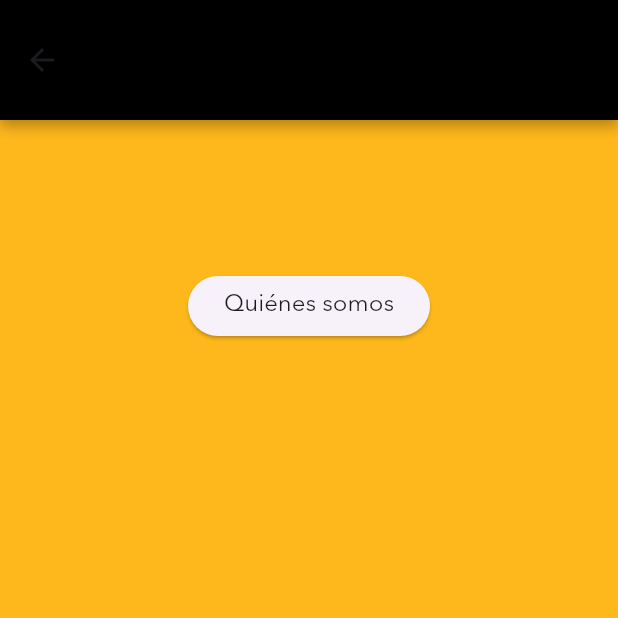
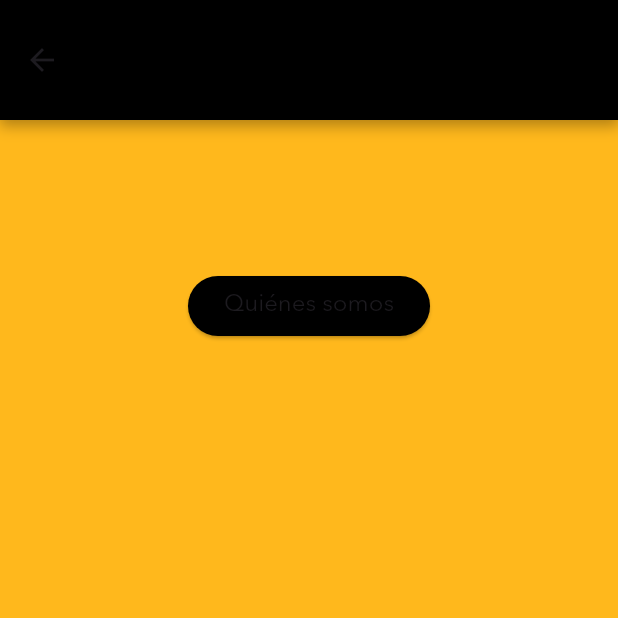
Before and after one commit to AppSalaNegra/Front, a Flutter app: the AboutView screen opened directly, on a phone screen of 412 x 824 dp, the top half of it. Run offline on Flutter 3.47's test engine with Material 3 defaults, Android fonts, the phone set to English and light mode, and no system bars; network calls fail.

Commit message:
ready to merge

```diff
--- a/lib/about/about_body.dart
+++ b/lib/about/about_body.dart
@@ -1,6 +1,7 @@
 import 'package:flutter/material.dart';
 import 'package:flutter/widgets.dart';
 import 'package:sala_negra/utilities/app_colors.dart';
+import 'package:sala_negra/utilities/button_styles.dart';
 
 class AboutBody extends StatelessWidget{
 
@@ -17,6 +18,7 @@ class AboutBody extends StatelessWidget{
           Padding(
             padding: const EdgeInsets.only(top: 100),
             child: ElevatedButton(
+              style: ButtonStyles.blackButton,
               onPressed: () {
                 // TODO: incrustar quienes somos sala negra
               },
--- a/lib/utilities/button_styles.dart
+++ b/lib/utilities/button_styles.dart
@@ -1,7 +1,7 @@
 import 'package:flutter/material.dart';
 
 class ButtonStyles{
-  static const ButtonStyle blackButton = ButtonStyle(
-
+  static ButtonStyle blackButton = ButtonStyle(
+    backgroundColor: MaterialStateProperty.all<Color>(Colors.black),
   );
 }
```
